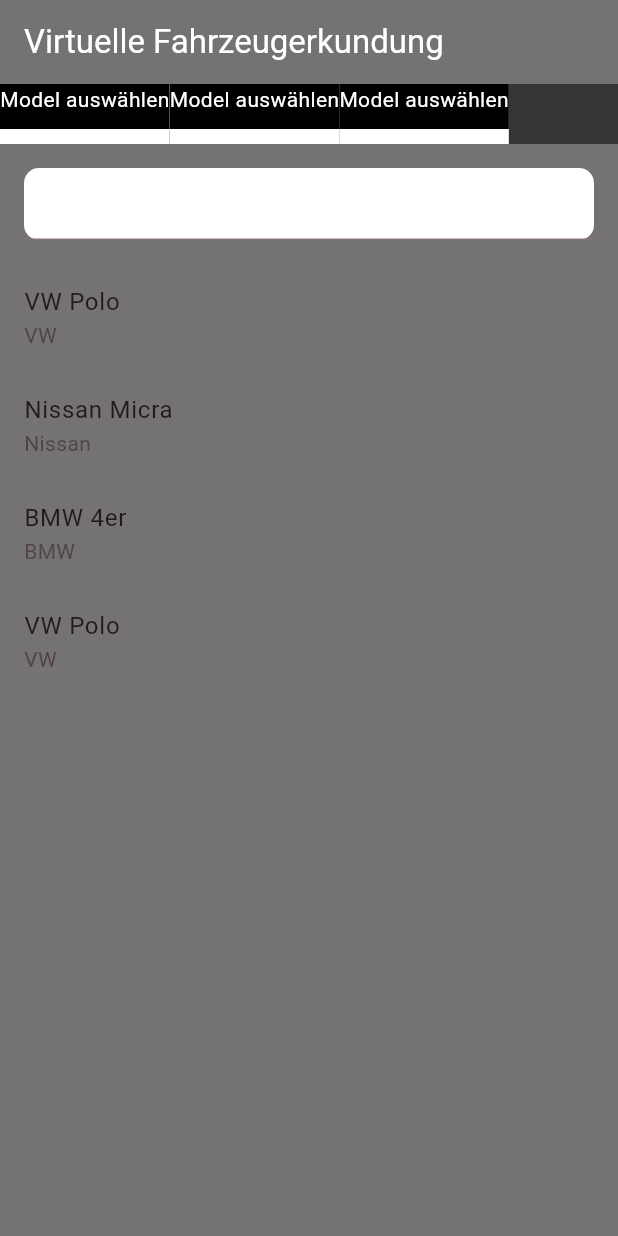
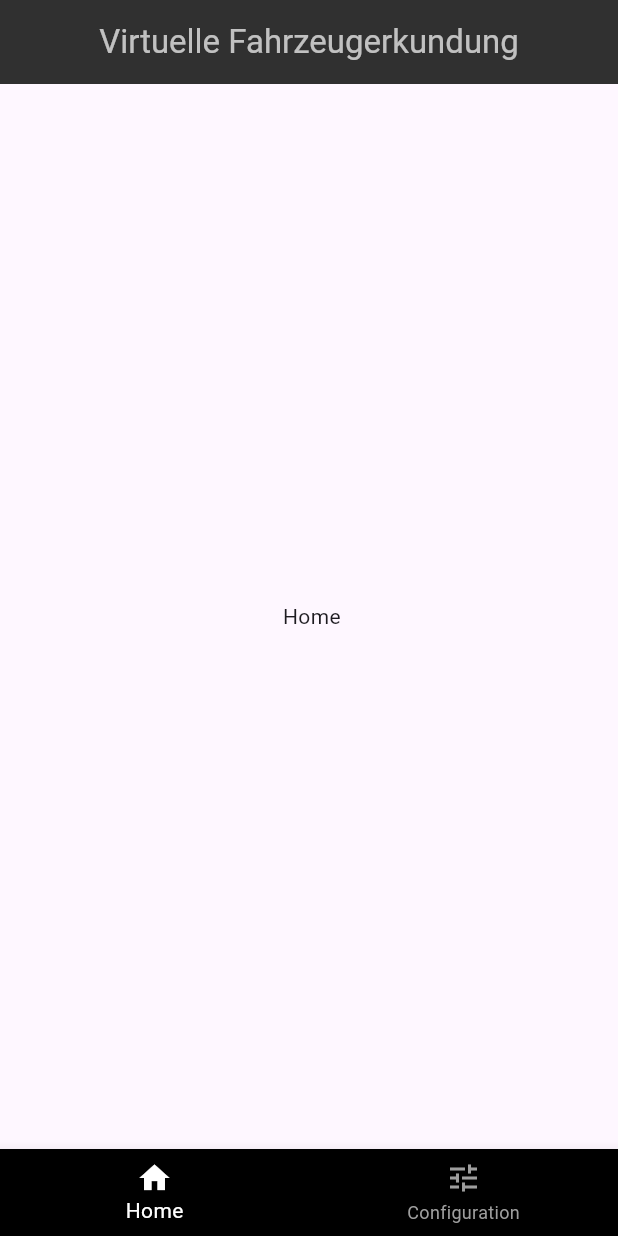
Before and after one commit to timhegi/virtuelle_fahrzeugerkundung, a Flutter app: the screen it shows after launch, on a phone screen of 412 x 824 dp. Run offline on Flutter 3.47's test engine with Material 3 defaults, Android fonts, the phone set to English and light mode, and no system bars; our stand-ins replace hive, hive_flutter; accounts and stored records are empty.

Commit message:
ConfigurationView und Configuration weiter gebaut -menue.dart gelöscht, ersetzt durch configuration.dart -assets ordner mit images hinzugefügt -zeilen die exceptions geworfen haben und ich nicht fixen konnte auskommentiert

```diff
--- a/lib/main.dart
+++ b/lib/main.dart
@@ -1,8 +1,8 @@
 import 'package:flutter/material.dart';
 import 'package:hive/hive.dart';
 import 'package:hive_flutter/hive_flutter.dart';
+import 'package:virtuelle_fahrzeugerkundung/views/configurationView.dart';
 import 'package:virtuelle_fahrzeugerkundung/models/car_model.dart';
-import 'package:virtuelle_fahrzeugerkundung/views/menue.dart';
 
 Future<void> main() async {
   // Initialize Hive
@@ -11,12 +11,9 @@
   // Check if the box "cars" is already open
   if (!Hive.isBoxOpen('cars')) {
     // Register the adapter
-    Hive.registerAdapter(CarAdapter());
+    // Hive.registerAdapter(CarAdapter()); // Auskommentiert, da bei meinem aktuellen stand noch fehler auftreten
     await Hive.openBox<Car>('cars');
   }
-
-
-
 
   // Create some cars
   var vwPolo = Car(model: "VW Polo", brand: "VW", type: "SUV", baseColor: "Gelb", price: 13000.00);
@@ -31,46 +28,20 @@
   // Run the app
   runApp(const MyApp());
 
-  if(Hive.box<Car>("cars").isOpen) {
+  if (Hive.box<Car>("cars").isOpen) {
     Hive.box<Car>("cars").close();
   }
-
 }
 
 class MyApp extends StatelessWidget {
   const MyApp({super.key});
 
-  // This widget is the root of your application.
   @override
   Widget build(BuildContext context) {
-    return MaterialApp(
-      title: 'Flutter Demo',
-      theme: ThemeData(
-
-        colorScheme: ColorScheme.fromSeed(seedColor: Colors.black54),
-        useMaterial3: true,
-      ),
-      home: const MyHomePage(title: 'Titel'),
+    return const MaterialApp(
+      debugShowCheckedModeBanner: false,
+      title: 'Virtuelle Fahrzeugerkundung',
+      home: ConfigurationView(),
     );
   }
 }
-
-class MyHomePage extends StatefulWidget {
-  const MyHomePage({super.key, required this.title});
-
-  final String title;
-
-  @override
-  State<MyHomePage> createState() => _MyHomePageState();
-}
-
-class _MyHomePageState extends State<MyHomePage> {
-
-
-
-  @override
-  Widget build(BuildContext context) {
-
-    return Menue();
-  }
-}
--- a/lib/models/car_model.dart
+++ b/lib/models/car_model.dart
@@ -1,6 +1,6 @@
 import 'package:hive/hive.dart';
 
-part "car_model.g.dart";
+// part "car_model.g.dart"; // Auskommentiert, da bei meinem aktuellen stand noch fehler auftreten
 
 @HiveType(typeId: 1)
 class Car{
--- /dev/null
+++ b/lib/views/configurationView.dart
@@ -0,0 +1,109 @@
+import 'package:flutter/material.dart';
+import 'package:virtuelle_fahrzeugerkundung/widgets/listOfCars.dart';
+import '../widgets/configuration.dart';
+
+class ConfigurationView extends StatefulWidget {
+  const ConfigurationView({super.key});
+
+  @override
+  State<ConfigurationView> createState() => _ConfigurationViewState();
+}
+
+class _ConfigurationViewState extends State<ConfigurationView> {
+  int _selectedBottomNavIndex = 0; // For BottomNavigationBar
+  int _selectedTopNavIndex = 0; // For TabBar
+
+  static const List<Widget> _widgetOptionsBottomNav = <Widget>[
+    // ListOfCars(), // Auskommentiert, da bei meinem aktuellen stand noch fehler auftreten
+    Center(
+      child: Text(' Home'),
+    ),
+    Configuration()
+  ];
+
+  static const List<Widget> _widgetOptionsTopNav = <Widget>[
+    // ListOfCars(), // Auskommentiert, da bei meinem aktuellen stand noch fehler auftreten
+    Center(
+      child: Text(' Configuration Tab 1'),
+    ),
+    Configuration(),
+    Center(
+      child: Text('Configuration Tab 3'),
+    ),
+  ];
+
+  void _onBottomNavigationItemTapped(int index) {
+    setState(() {
+      _selectedBottomNavIndex = index;
+    });
+  }
+
+  void _onTopNavigationItemTapped(int index) {
+    setState(() {
+      _selectedTopNavIndex = index;
+    });
+  }
+
+  @override
+  Widget build(BuildContext context) {
+    return MaterialApp(
+      debugShowCheckedModeBanner: false,
+      title: 'Virtuelle Fahrzeugerkundung',
+      theme: ThemeData(
+        useMaterial3: true,
+      ),
+      home: DefaultTabController(
+        length: _widgetOptionsTopNav.length,
+        initialIndex: _selectedTopNavIndex,
+        child: Scaffold(
+          appBar: AppBar(
+            backgroundColor: Colors.grey[850],
+            foregroundColor: Colors.white70,
+            centerTitle: true,
+            title: const Text('Virtuelle Fahrzeugerkundung'),
+            bottom: _widgetOptionsBottomNav.elementAt(_selectedBottomNavIndex)
+                    is Configuration
+                ? TabBar(
+                    dividerHeight: 0.0,
+                    unselectedLabelColor: Colors.grey,
+                    labelColor: Colors.white,
+                    indicatorColor: Colors.green,
+                    indicatorSize: TabBarIndicatorSize.tab,
+                    indicatorWeight: 5.0,
+                    labelStyle: const TextStyle(fontSize: 13.0),
+                    tabs: const [
+                      Tab(text: 'Choosing car model'),
+                      Tab(text: 'Car Configuration'),
+                      Tab(text: 'Overview of inquiry'),
+                    ],
+                    onTap: _onTopNavigationItemTapped,
+                  )
+                : null,
+          ),
+          body: Center(
+            child: _selectedBottomNavIndex == 0
+                ? _widgetOptionsBottomNav.elementAt(_selectedBottomNavIndex)
+                : _widgetOptionsTopNav.elementAt(_selectedTopNavIndex),
+          ),
+          bottomNavigationBar: BottomNavigationBar(
+            backgroundColor: Colors.black,
+            unselectedItemColor: Colors.grey,
+            selectedItemColor: Colors.white,
+            items: const <BottomNavigationBarItem>[
+              BottomNavigationBarItem(
+                icon: Icon(Icons.home),
+                label: 'Home',
+              ),
+              BottomNavigationBarItem(
+                icon: Icon(Icons.tune),
+                label: 'Configuration',
+              ),
+            ],
+            currentIndex: _selectedBottomNavIndex,
+            onTap: _onBottomNavigationItemTapped,
+          ),
+        ),
+      ),
+    );
+  }
+}
--- a/lib/views/menue.dart
+++ /dev/null
@@ -1,102 +0,0 @@
-import 'package:flutter/material.dart';
-import 'package:virtuelle_fahrzeugerkundung/widgets/listOfCars.dart';
-
-class Menue extends StatefulWidget {
-  const Menue({super.key});
-
-  @override
-  State<Menue> createState() => _MenueState();
-}
-
-class _MenueState extends State<Menue> {
-  @override
-  Widget build(BuildContext context) {
-    return Scaffold(
-      appBar: AppBar(
-        backgroundColor: Colors.black54,
-        title: Text(
-          "Virtuelle Fahrzeugerkundung",
-          style: TextStyle(
-            color: Colors.white,
-          ),
-        ),
-      ),
-      body: Container(
-        decoration: BoxDecoration(
-          color: Colors.black54,
-        ),
-        child: Column(
-          children: [
-            Container(
-              decoration: BoxDecoration(
-                color: Colors.black54,
-              ),
-              child: Row(
-                mainAxisAlignment: MainAxisAlignment.start,
-                children: [
-                  Container(
-                    decoration: BoxDecoration(color: Colors.white),
-                    child: Column(
-                      children: [
-                        Container(
-                          child: Text("Model auswählen",
-                              style: TextStyle(color: Colors.white)),
-                          decoration: BoxDecoration(color: Colors.black),
-                          height: 30,
-                        ),
-                        Container(
-                          decoration: BoxDecoration(color: Colors.white),
-                          height: 10,
-                        )
-                      ],
-                    ),
-                  ),
-                  Container(
-                    decoration: BoxDecoration(color: Colors.white),
-                    child: Column(
-                      children: [
-                        Container(
-                          child: Text("Model auswählen",
-                              style: TextStyle(color: Colors.white)),
-                          decoration: BoxDecoration(color: Colors.black),
-                          height: 30,
-                        ),
-                        Container(
-                          decoration: BoxDecoration(color: Colors.white),
-                          height: 10,
-                        )
-                      ],
-                    ),
-                  ),
-                  Container(
-                    decoration: BoxDecoration(color: Colors.white),
-                    child: Column(
-                      children: [
-                        Container(
-                          child: Text(
-                            "Model auswählen",
-                            style: TextStyle(color: Colors.white),
-                          ),
-                          decoration: BoxDecoration(color: Colors.black),
-                          height: 30,
-                        ),
-                        Container(
-                          decoration: BoxDecoration(color: Colors.white),
-                          height: 10,
-                        )
-                      ],
-                    ),
-                  )
-                ],
-              ),
-            ),
-            Center(
-              child: ListOfCars(),
-            ),
-          ],
-        ),
-      ),
-      // This trailing comma makes auto-formatting nicer for build methods.
-    );
-  }
-}
--- a/lib/widgets/listOfCars.dart
+++ b/lib/widgets/listOfCars.dart
@@ -14,7 +14,7 @@
   @override
   Widget build(BuildContext context) {
     return Container(
-      //decoration: BoxDecoration(color: Colors.black54),
+      decoration: BoxDecoration(color: Colors.black54),
       child: Column(
         mainAxisAlignment: MainAxisAlignment.start,
         children: [
```
Also changed, not shown: lib/widgets/configuration.dart (added, +221 -0 lines), pubspec.yaml (+26 -27 lines), lib/assets/images/image1.jpg (added), lib/assets/images/image2.jpg (added), lib/assets/images/image3.jpg (added), pubspec.lock.
